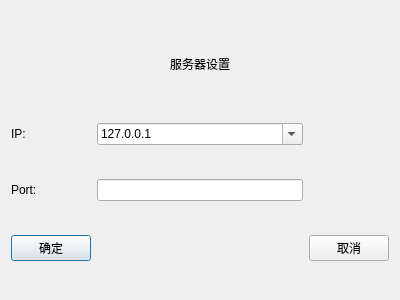
Before: the Qt Designer form chat_Client/setnetdialog.ui in heluxi/Chat, drawn with Qt 5.
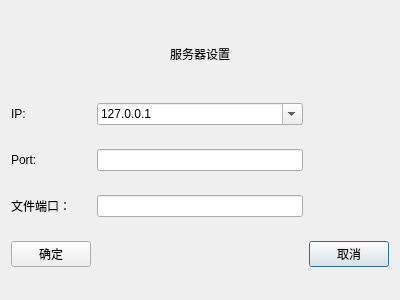
After: the same form once the commit is applied. Icons and pictures are not drawn.

```diff
--- a/chat_Client/setnetdialog.ui
+++ b/chat_Client/setnetdialog.ui
@@ -17,35 +17,7 @@
    <iconset theme="network-server"/>
   </property>
   <layout class="QGridLayout" name="gridLayout">
-   <item row="3" column="0">
-    <widget class="QPushButton" name="okButton">
-     <property name="text">
-      <string>确定</string>
-     </property>
-    </widget>
-   </item>
-   <item row="3" column="2">
-    <widget class="QPushButton" name="cancelButton">
-     <property name="text">
-      <string>取消</string>
-     </property>
-    </widget>
-   </item>
-   <item row="1" column="0">
-    <widget class="QLabel" name="label">
-     <property name="text">
-      <string>IP:</string>
-     </property>
-    </widget>
-   </item>
-   <item row="2" column="0">
-    <widget class="QLabel" name="label_2">
-     <property name="text">
-      <string>Port:</string>
-     </property>
-    </widget>
-   </item>
-   <item row="3" column="1">
+   <item row="4" column="1">
     <spacer name="horizontalSpacer">
      <property name="orientation">
       <enum>Qt::Horizontal</enum>
@@ -58,6 +30,23 @@
      </property>
     </spacer>
    </item>
+   <item row="2" column="0">
+    <widget class="QLabel" name="label_2">
+     <property name="text">
+      <string>Port:</string>
+     </property>
+    </widget>
+   </item>
+   <item row="2" column="1">
+    <widget class="QLineEdit" name="portLineEdit"/>
+   </item>
+   <item row="4" column="2">
+    <widget class="QPushButton" name="cancelButton">
+     <property name="text">
+      <string>取消</string>
+     </property>
+    </widget>
+   </item>
    <item row="1" column="1">
     <widget class="QComboBox" name="ipcomboBox">
      <property name="editable">
@@ -70,8 +59,19 @@
      </item>
     </widget>
    </item>
-   <item row="2" column="1">
-    <widget class="QLineEdit" name="portLineEdit"/>
+   <item row="1" column="0">
+    <widget class="QLabel" name="label">
+     <property name="text">
+      <string>IP:</string>
+     </property>
+    </widget>
+   </item>
+   <item row="4" column="0">
+    <widget class="QPushButton" name="okButton">
+     <property name="text">
+      <string>确定</string>
+     </property>
+    </widget>
    </item>
    <item row="0" column="1">
     <widget class="QLabel" name="label_3">
@@ -89,6 +89,16 @@
      </property>
     </widget>
    </item>
+   <item row="3" column="0">
+    <widget class="QLabel" name="label_4">
+     <property name="text">
+      <string>文件端口：</string>
+     </property>
+    </widget>
+   </item>
+   <item row="3" column="1">
+    <widget class="QLineEdit" name="filePortEdit"/>
+   </item>
   </layout>
  </widget>
  <resources/>
```
Left out of the diff: 3 changed lines with no effect on the pictures.
